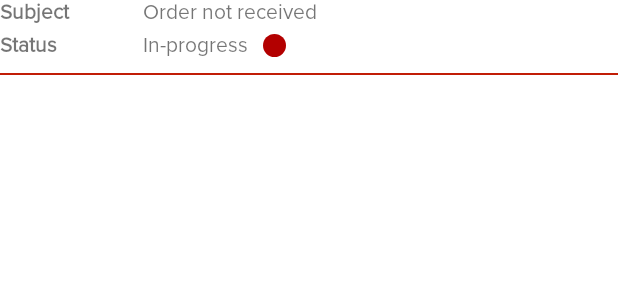
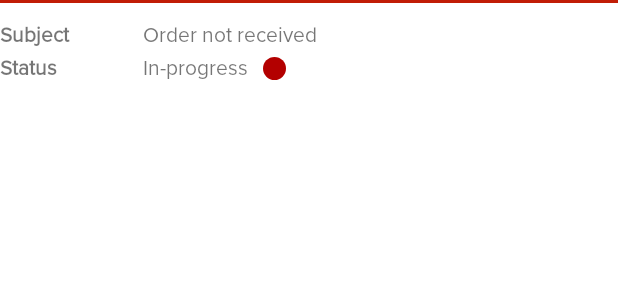
Before and after one commit to AIR-FOI-HR/AIR2102-ecx-frontend, an Android app: the layout support_ticket_row_item.xml on its own in the app's theme, with its tools: preview values and no code run, on a phone screen of 412 x 824 dp. Shown: the top 300 px of the screen. Run offline under Robolectric (Android 15) with nearby library versions, the phone set to English and light mode, and no system bars.

Commit message:
WBL-49 Improved ticket list All tickets fit on screen. Tickets are ordered from newest down to oldest and react on short and long click.
Took 50 minutes.

```diff
--- a/app/src/main/res/layout/support_ticket_row_item.xml
+++ b/app/src/main/res/layout/support_ticket_row_item.xml
@@ -3,8 +3,14 @@
         xmlns:tools="http://schemas.android.com/tools"
         xmlns:app="http://schemas.android.com/apk/res-auto"
         android:layout_width="match_parent"
-        android:layout_height="60dp"
-        android:orientation="vertical">
+        android:layout_height="wrap_content"
+        android:orientation="vertical"
+        android:paddingTop="15dp"
+        android:paddingBottom="10dp"
+        android:focusable="true"
+        android:clickable="true"
+        android:foreground="?android:attr/selectableItemBackgroundBorderless"
+        android:background="@drawable/item_divider">
 
     <TextView
             android:id="@+id/labelSubject"
@@ -64,11 +70,4 @@
             android:layout_below="@id/tv_ticket_subject"
             android:layout_marginTop="6dp"
             tools:background="@drawable/circle_status_new" />
-
-    <View
-            android:layout_marginTop="10dp"
-            android:layout_width="match_parent"
-            android:layout_height="1dp"
-            android:background="@drawable/item_divider"
-            android:layout_below="@+id/tv_ticket_status" />
 </RelativeLayout>
```
Also changed, not shown: app/src/main/java/com/ecxfoi/wbl/wienerbergerfrontend/ui/main/supporttickets/RecyclerAdapter.java (+30 -19 lines), app/src/main/res/layout/fragment_support_tickets.xml (+3 -9 lines).
